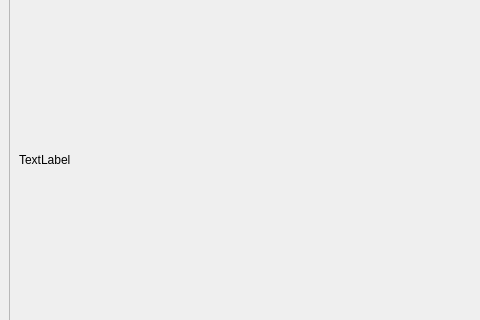
Above: src/GUI/UI/function.ui from jegerud/Sciprog2020project before the change; both pictures show x 0 to 480 and y 187 to 507 of the 623 by 716 pixel window. Below: the same form after it.
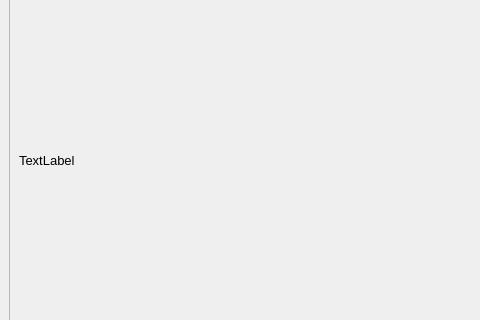
That is the form after the change.

```diff
--- a/src/GUI/UI/function.ui
+++ b/src/GUI/UI/function.ui
@@ -32,6 +32,11 @@
        <layout class="QVBoxLayout" name="verticalLayout_2">
         <item>
          <widget class="QLabel" name="code">
+          <property name="font">
+           <font>
+            <pointsize>10</pointsize>
+           </font>
+          </property>
           <property name="text">
            <string>TextLabel</string>
           </property>
```
